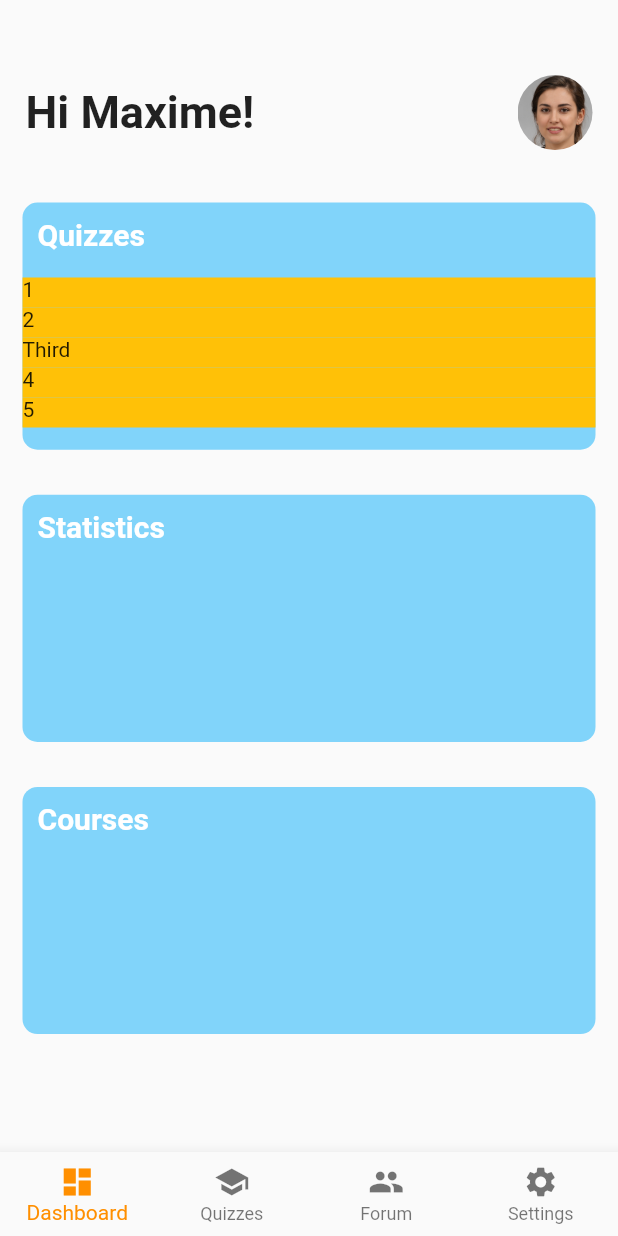
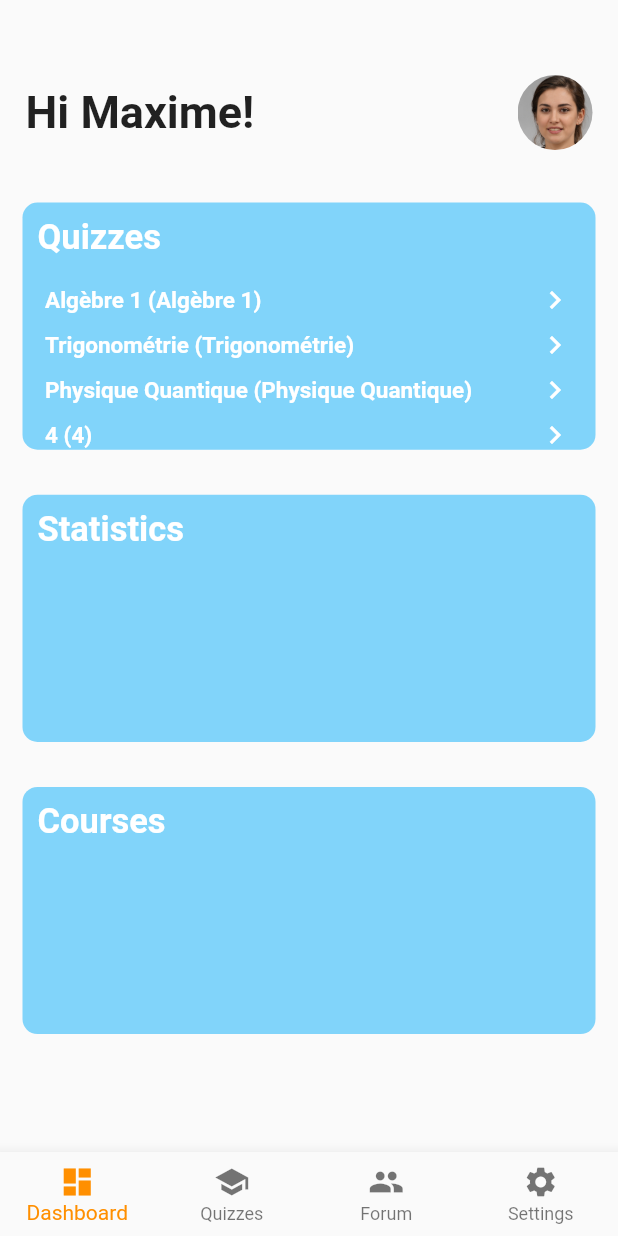
Before and after one commit to charlesaube/O-TutorV2-Mobile-App, a Flutter app: the screen it shows after launch, on a phone screen of 412 x 824 dp. Run offline on Flutter 3.47's test engine with Material 2 defaults, Android fonts, the phone set to English and light mode, and no system bars; network calls fail.

Commit message:
UI Dashboard Custom ListView

```diff
--- a/lib/screens/dashboard_screen/dashboard.dart
+++ b/lib/screens/dashboard_screen/dashboard.dart
@@ -1,12 +1,12 @@
 import 'package:demo3/localization/app_localizations.dart';
 import 'package:demo3/screens/dashboard_screen/widgets/custom_container.dart';
+import 'package:demo3/screens/dashboard_screen/widgets/dashboard_quiz_list.dart';
 import 'package:demo3/screens/dashboard_screen/widgets/dashboard_title.dart';
 import 'package:demo3/screens/dashboard_screen/widgets/header.dart';
 import 'package:flutter/cupertino.dart';
 import 'package:flutter/material.dart';
 
 class DashboardPage extends StatefulWidget {
-
   @override
   DashboardSate createState() {
     return DashboardSate();
@@ -14,7 +14,6 @@ class DashboardPage extends StatefulWidget {
 }
 
 class DashboardSate extends State<DashboardPage> {
-  List<String> litems = ["1", "2", "Third", "4","5"];
 
   @override
   Widget build(BuildContext context) {
@@ -40,25 +39,7 @@ class DashboardSate extends State<DashboardPage> {
                           left: 0,
                           right: 0.0,
                           bottom: 0.0,
-                          child: (Container(
-
-                            child: MediaQuery.removePadding(
-                              context: context,
-                              removeTop: true,
-                              child: ListView.builder(
-                                itemCount: litems.length,
-                                itemBuilder: (
-                                  BuildContext context,
-                                  int index,
-                                ) {
-                                  return Container(
-                                      height: 20,
-                                      color: Colors.amber,
-                                      child: Text(litems[index]));
-                                },
-                              ),
-                            ),
-                          )),
+                          child: (DashboardQuizList())
                         ),
                       ],
                     ),
--- /dev/null
+++ b/lib/screens/dashboard_screen/widgets/dashboard_quiz_list.dart
@@ -0,0 +1,43 @@
+import 'package:flutter/cupertino.dart';
+import 'package:flutter/material.dart';
+
+class DashboardQuizList extends StatelessWidget {
+  final List<String> litems = ["Algèbre 1", "Trigonométrie", "Physique Quantique", "4", "5"];
+
+  @override
+  Widget build(BuildContext context) {
+    return Container(
+      child: MediaQuery.removePadding(
+        context: context,
+        removeTop: true,
+        child: ListView.builder(
+          physics: BouncingScrollPhysics(),
+          itemCount: litems.length,
+          itemBuilder: (BuildContext context,
+              int index,) {
+            return Container(
+              margin:
+              EdgeInsets.only(left: 15, right: 15),
+              height: 30,
+              child: Row(
+                mainAxisAlignment:
+                MainAxisAlignment.spaceBetween,
+                children: <Widget>[
+                  Text(
+                    litems[index] + " (" + litems[index] + ")",
+                    style: TextStyle(
+                        fontSize: 15,
+                        fontWeight: FontWeight.bold,
+                        color: Colors.white),
+                  ),
+                  Icon(Icons.navigate_next, color: Colors.white,),
+                ],
+              ),
+            );
+          },
+        ),
+      ),
+    );
+  }
+
+}
--- a/lib/screens/dashboard_screen/widgets/dashboard_title.dart
+++ b/lib/screens/dashboard_screen/widgets/dashboard_title.dart
@@ -13,7 +13,7 @@ class DashboardTitle extends StatelessWidget {
         margin: EdgeInsets.all(10),
         child: Text(
       _text,
-      style: TextStyle(fontSize: 20, fontWeight: FontWeight.bold, color: Colors.white),
+      style: TextStyle(fontSize: 23, fontWeight: FontWeight.bold, color: Colors.white),
     ));
   }
 }
```
Also changed, not shown: lib/screens/dashboard_screen/widgets/header.dart (+6 -1 lines).
